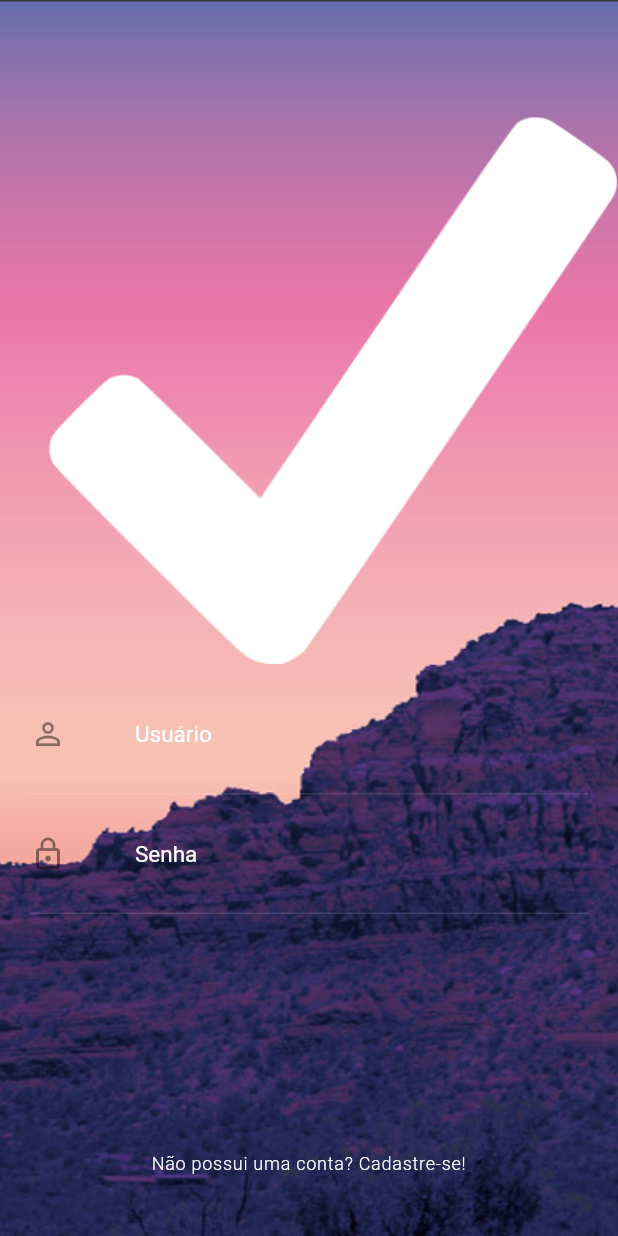
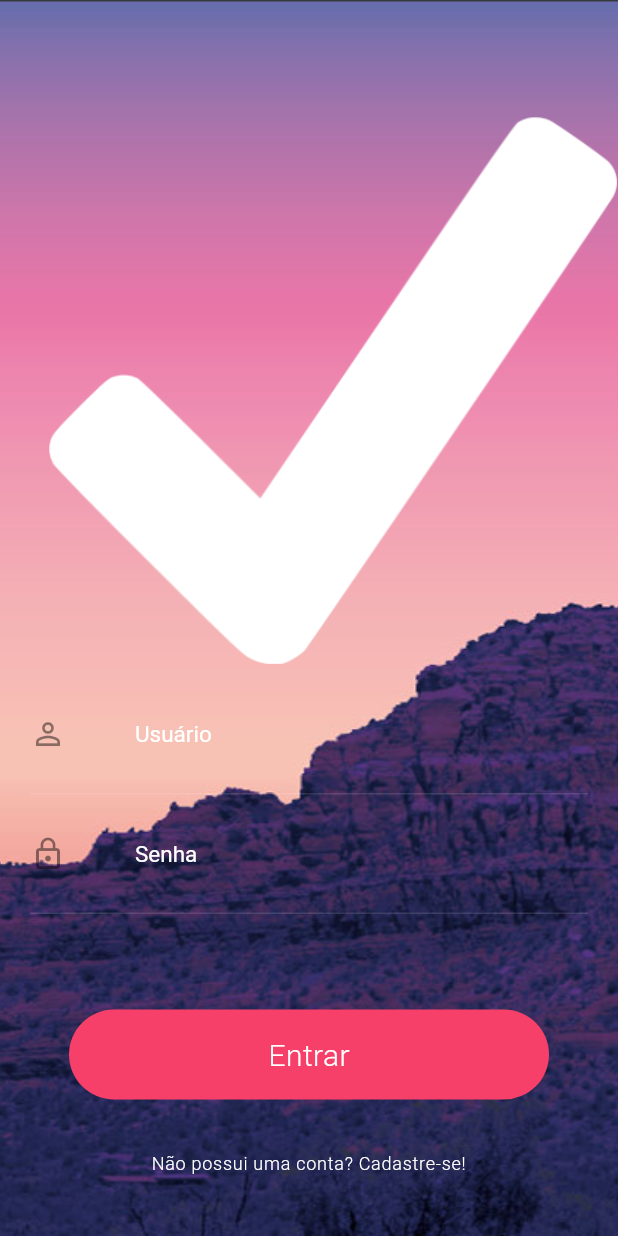
Before and after one commit to lucasfrederico/flutter-animation, a Flutter app: the screen it shows after launch, on a phone screen of 412 x 824 dp. Run offline on Flutter 3.47's test engine with Material 2 defaults, Android fonts, the phone set to English and light mode, and no system bars.

Commit message:
feat: criando o botão de sign in

```diff
--- a/lib/screens/login/login_screen.dart
+++ b/lib/screens/login/login_screen.dart
@@ -1,13 +1,35 @@
 import 'package:flutter/material.dart';
 import 'package:flutter_animation/screens/login/widgets/form_container.dart';
 import 'package:flutter_animation/screens/login/widgets/sign_up_button.dart';
+import 'package:flutter_animation/screens/login/widgets/stagger_animation.dart';
 
 class LoginScreen extends StatefulWidget {
   @override
   _LoginScreenState createState() => _LoginScreenState();
 }
 
-class _LoginScreenState extends State<LoginScreen> {
+class _LoginScreenState extends State<LoginScreen> with SingleTickerProviderStateMixin {
+
+  AnimationController _animationController;
+
+  @override
+  void initState() {
+    super.initState();
+
+    _animationController = AnimationController(
+      vsync: this,
+      duration: Duration(
+        seconds: 2,
+      )
+    );
+  }
+
+  @override
+  void dispose() {
+    _animationController.dispose();
+    super.dispose();
+  }
+
   @override
   Widget build(BuildContext context) {
     return Scaffold(
@@ -22,6 +44,7 @@ class _LoginScreenState extends State<LoginScreen> {
           padding: EdgeInsets.zero,
           children: [
             Stack(
+              alignment: Alignment.bottomCenter,
               children: [
                 Column(
                   children: [
@@ -38,7 +61,10 @@ class _LoginScreenState extends State<LoginScreen> {
                     FormContainer(),
                     SignUpButton()
                   ],
-                )
+                ),
+                StaggerAnimation(
+                  controller: _animationController.view
+                ),
               ],
             )
           ],
--- /dev/null
+++ b/lib/screens/login/widgets/stagger_animation.dart
@@ -0,0 +1,42 @@
+import 'package:flutter/material.dart';
+
+class StaggerAnimation extends StatelessWidget {
+  final AnimationController controller;
+
+  StaggerAnimation({this.controller});
+
+  Widget _buildAnimation(BuildContext context, Widget child) {
+    return Padding(
+      padding: EdgeInsets.only(bottom: 50),
+      child: InkWell(
+        onTap: () {},
+        child: Container(
+          width: 320,
+          height: 60,
+          alignment: Alignment.center,
+          decoration: BoxDecoration(
+            color: Color.fromRGBO(247, 64, 105, 1.0),
+            borderRadius: BorderRadius.all(Radius.circular(30.0)),
+          ),
+          child: Text(
+            'Entrar',
+            style: TextStyle(
+              color: Colors.white,
+              fontSize: 20,
+              fontWeight: FontWeight.w300,
+              letterSpacing: 0.3,
+            ),
+          ),
+        ),
+      ),
+    );
+  }
+
+  @override
+  Widget build(BuildContext context) {
+    return AnimatedBuilder(
+      builder: _buildAnimation,
+      animation: controller,
+    );
+  }
+}
```
